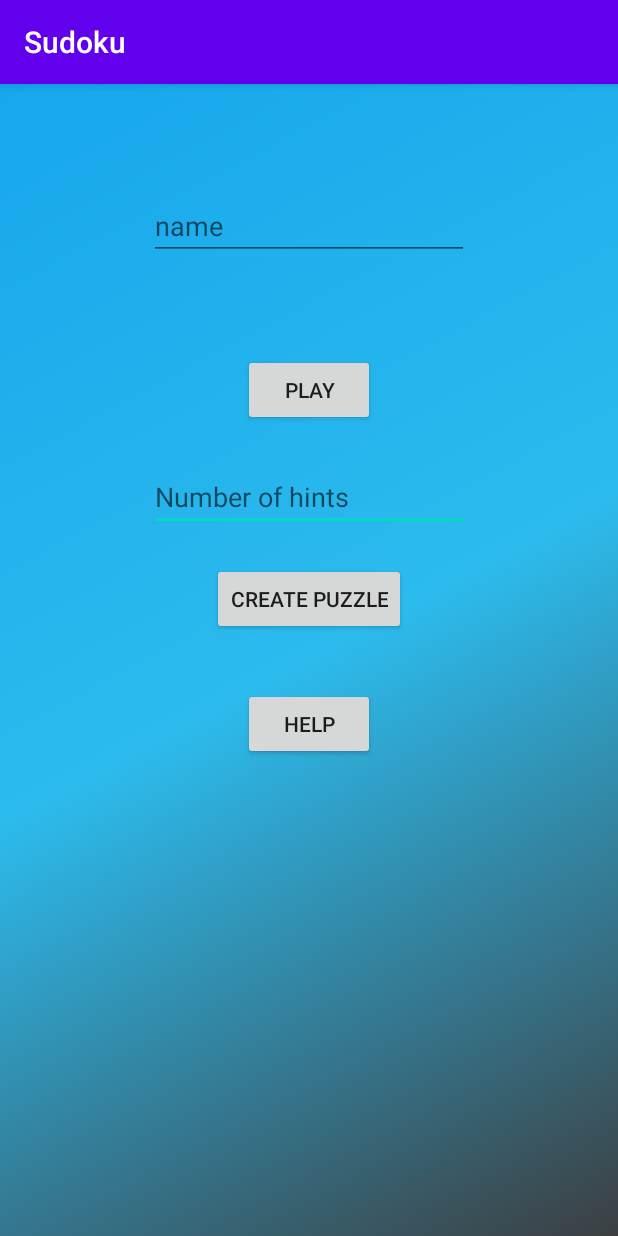
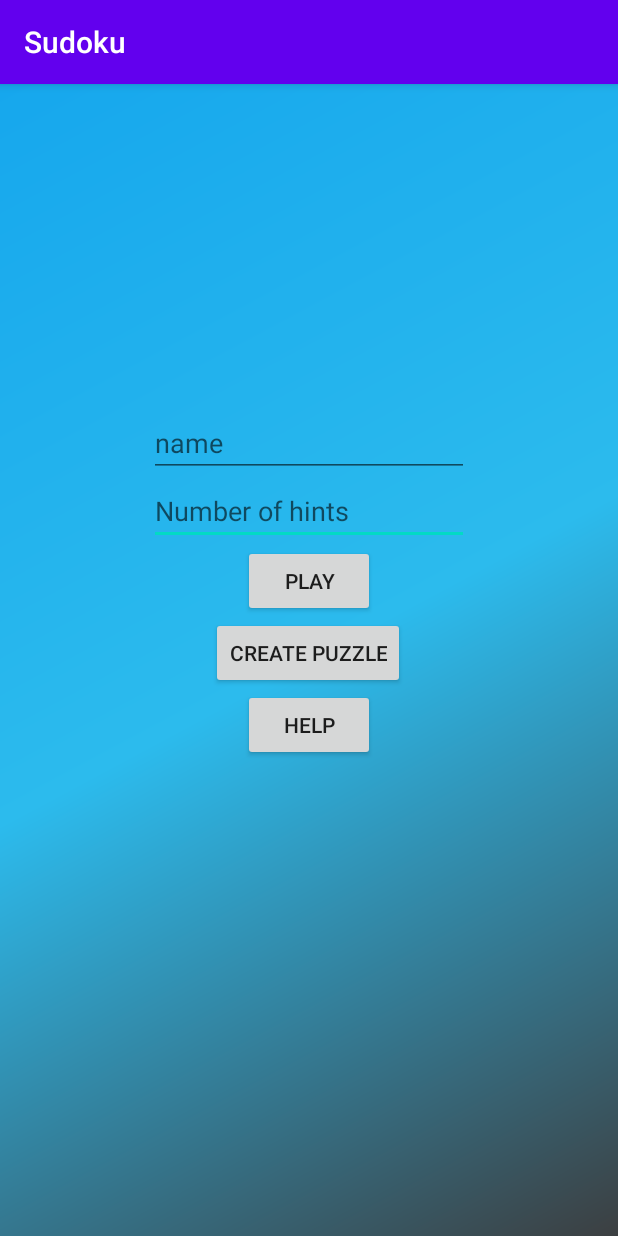
Before and after one commit to matandoren/Sudoku, an Android app: the screen it shows after launch (MainActivity), on a phone screen of 412 x 824 dp. Run offline under Robolectric (Android 15) with nearby library versions, the phone set to English and light mode, and no system bars.

Commit message:
Added Icon Sahapex XML Green Phone

```diff
--- a/app/src/main/java/com/example/sudoku/PlayActivity.java
+++ b/app/src/main/java/com/example/sudoku/PlayActivity.java
@@ -52,7 +52,7 @@ public class PlayActivity extends AppCompatActivity {
         friendsNumber = getIntent().getStringExtra("PHONENUMBER");
         if (friendsNumber.equals("")) {
             phoneButton.setEnabled(false);
-            phoneButton.setImageResource(R.drawable.ic_phone_black);
+            phoneButton.setImageResource(R.drawable.ic_phone_garyedout);
         }
 
         chronometer.setBase(SystemClock.elapsedRealtime());
--- a/app/src/main/res/drawable/ic_phone_black.xml
+++ b/app/src/main/res/drawable/ic_phone_garyedout.xml
@@ -1,6 +1,7 @@
 <vector xmlns:android="http://schemas.android.com/apk/res/android"
         android:width="24dp"
         android:height="24dp"
+        android:tint="#A9A9A9"
         android:viewportWidth="24.0"
         android:viewportHeight="24.0">
     <path
--- a/app/src/main/res/layout/activity_main.xml
+++ b/app/src/main/res/layout/activity_main.xml
@@ -14,20 +14,23 @@
         android:text="@string/play_button_text"
         app:layout_constraintBottom_toBottomOf="parent"
         app:layout_constraintEnd_toEndOf="parent"
+        app:layout_constraintHorizontal_bias="0.501"
         app:layout_constraintStart_toStartOf="parent"
-        app:layout_constraintTop_toTopOf="parent"
-        app:layout_constraintVertical_bias="0.25" />
+        app:layout_constraintTop_toBottomOf="@+id/number_of_hints_editText"
+        app:layout_constraintVertical_bias="0.0" />
 
     <Button
         android:id="@+id/create_board_button"
         android:layout_width="wrap_content"
         android:layout_height="wrap_content"
+        android:layout_marginBottom="168dp"
         android:text="@string/create_board_button_text"
         app:layout_constraintBottom_toBottomOf="parent"
         app:layout_constraintEnd_toEndOf="parent"
+        app:layout_constraintHorizontal_bias="0.498"
         app:layout_constraintStart_toStartOf="parent"
-        app:layout_constraintTop_toBottomOf="@+id/number_of_hints_editText"
-        app:layout_constraintVertical_bias="0.05" />
+        app:layout_constraintTop_toBottomOf="@+id/play_button"
+        app:layout_constraintVertical_bias="0.0" />
 
     <Button
         android:id="@+id/help_button"
@@ -38,7 +41,7 @@
         app:layout_constraintEnd_toEndOf="parent"
         app:layout_constraintStart_toStartOf="parent"
         app:layout_constraintTop_toBottomOf="@+id/create_board_button"
-        app:layout_constraintVertical_bias="0.1" />
+        app:layout_constraintVertical_bias="0.0" />
 
     <EditText
         android:id="@+id/number_of_hints_editText"
@@ -50,19 +53,19 @@
         app:layout_constraintBottom_toBottomOf="parent"
         app:layout_constraintEnd_toEndOf="parent"
         app:layout_constraintStart_toStartOf="parent"
-        app:layout_constraintTop_toBottomOf="@+id/play_button"
-        app:layout_constraintVertical_bias="0.05" />
+        app:layout_constraintTop_toBottomOf="@+id/name_editText"
+        app:layout_constraintVertical_bias="0.0" />
 
     <EditText
         android:id="@+id/name_editText"
         android:layout_width="wrap_content"
         android:layout_height="wrap_content"
         android:ems="10"
+        android:hint="@string/name_title"
         android:inputType="textPersonName"
-        android:hint="@string/name_title"
         app:layout_constraintBottom_toBottomOf="parent"
         app:layout_constraintEnd_toEndOf="parent"
         app:layout_constraintStart_toStartOf="parent"
         app:layout_constraintTop_toTopOf="parent"
-        app:layout_constraintVertical_bias="0.1" />
+        app:layout_constraintVertical_bias="0.3" />
 </androidx.constraintlayout.widget.ConstraintLayout>
--- a/app/src/main/res/values/strings.xml
+++ b/app/src/main/res/values/strings.xml
@@ -25,4 +25,5 @@
     <string name="send_mail_button_text">Share your high score</string>
     <string name="name_is_mandatory_toast">You must enter a name</string>
     <string name="filename">com.example.sudoku.highscores</string>
+    <string name="email">matandorendevops@gmail.com</string>
 </resources>
```
Also changed, not shown: app/src/main/java/com/example/sudoku/HighScoresActivity.java (+30 -2 lines), 2 other files.
